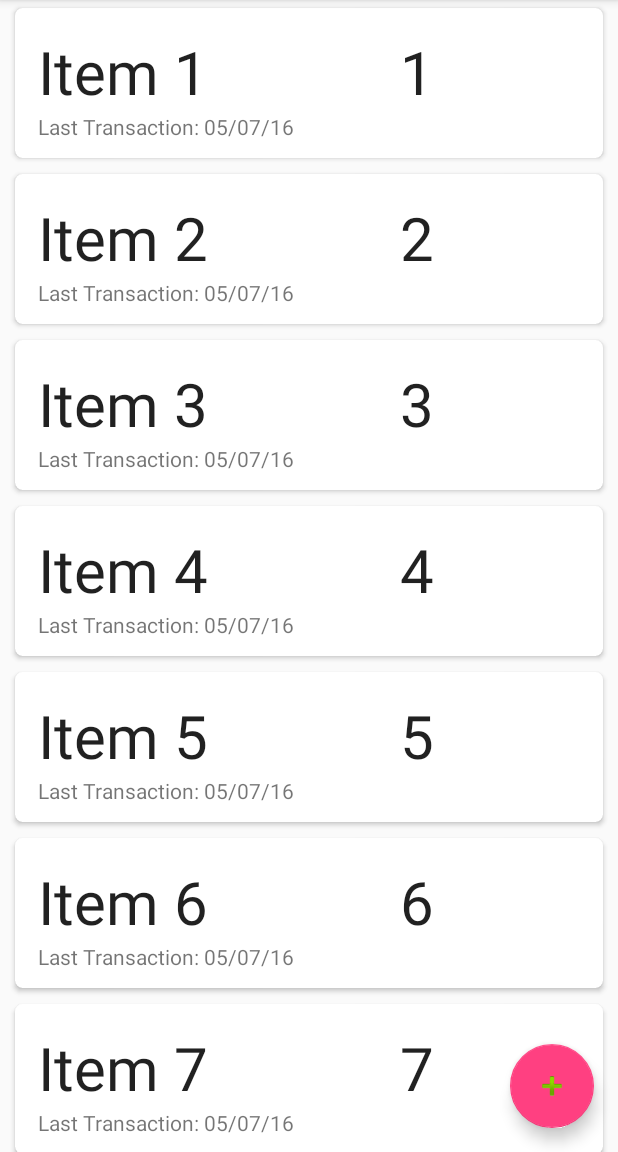
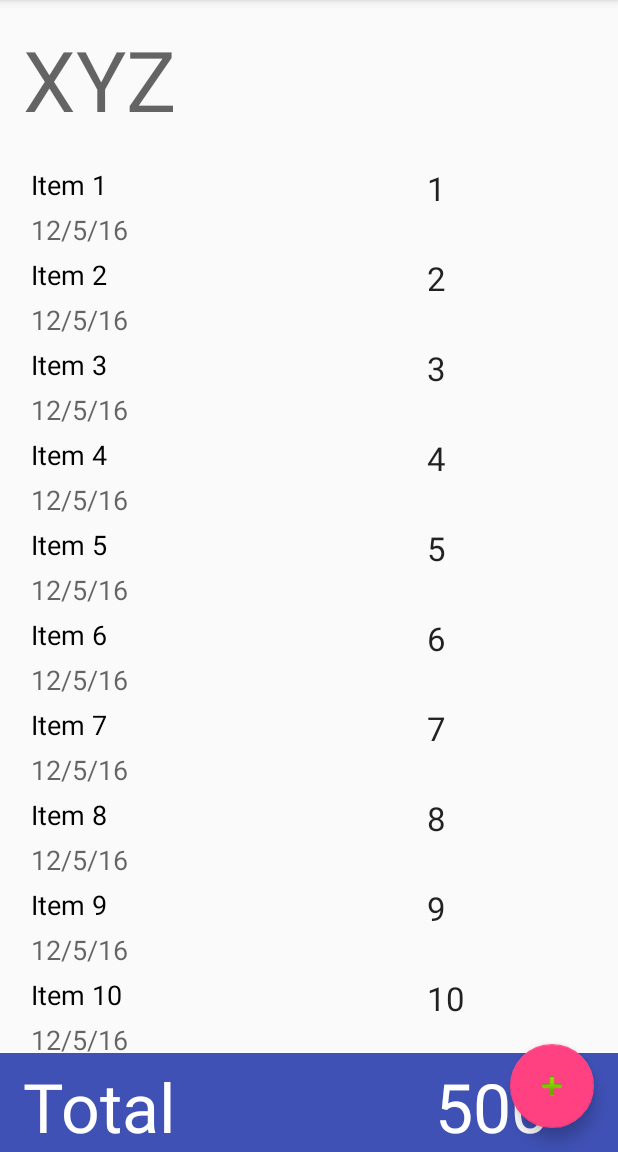
Before and after one commit to gj100596/Hisab, an Android app: the screen it shows after launch (MainActivity), after a tap on an icon or button, on a phone screen of 412 x 824 dp, the part 84-1236 px from its top. Run offline under Robolectric (Android 15) with nearby library versions, the phone set to English and light mode, and no system bars; our stand-ins replace Picasso; pictures from the network do not load.

Commit message:
feat: Added "Detail Fragment and Add Transaction "

```diff
--- a/app/src/main/java/gj/udacity/capstone/hisab/adapter/FeedRecyclerViewAdapter.java
+++ b/app/src/main/java/gj/udacity/capstone/hisab/adapter/FeedRecyclerViewAdapter.java
@@ -1,5 +1,6 @@
 package gj.udacity.capstone.hisab.adapter;
 
+import android.support.v4.app.FragmentActivity;
 import android.support.v7.widget.RecyclerView;
 import android.view.LayoutInflater;
 import android.view.View;
@@ -8,6 +9,7 @@ import android.widget.TextView;
 
 import java.util.List;
 
+import gj.udacity.capstone.hisab.fragment.DetailFragment;
 import gj.udacity.capstone.hisab.R;
 import gj.udacity.capstone.hisab.dummy.DummyContent.DummyItem;
 
@@ -19,17 +21,18 @@ import gj.udacity.capstone.hisab.dummy.DummyContent.DummyItem;
 public class FeedRecyclerViewAdapter extends RecyclerView.Adapter<FeedRecyclerViewAdapter.ViewHolder> {
 
     private final List<DummyItem> mValues;
-    //private final OnListFragmentInteractionListener mListener;
+    private FragmentActivity context;
 
-    public FeedRecyclerViewAdapter(List<DummyItem> items){//}, OnListFragmentInteractionListener listener) {
+    public FeedRecyclerViewAdapter(List<DummyItem> items,FragmentActivity context){//}, OnListFragmentInteractionListener listener) {
         mValues = items;
+        this.context = context;
        // mListener = listener;
     }
 
     @Override
     public ViewHolder onCreateViewHolder(ViewGroup parent, int viewType) {
         View view = LayoutInflater.from(parent.getContext())
-                .inflate(R.layout.cardview_layout, parent, false);
+                .inflate(R.layout.history_list_item, parent, false);
         return new ViewHolder(view);
     }
 
@@ -38,15 +41,16 @@ public class FeedRecyclerViewAdapter extends RecyclerView.Adapter<FeedRecyclerVi
         holder.mItem = mValues.get(position);
         holder.mAmount.setText(mValues.get(position).id);
         holder.mName.setText(mValues.get(position).content);
+        holder.mName.setTag(mValues.get(position).content);
 
         holder.mView.setOnClickListener(new View.OnClickListener() {
             @Override
             public void onClick(View v) {
-               /* if (null != mListener) {
-                    // Notify the active callbacks interface (the activity, if the
-                    // fragment is attached to one) that an item has been selected.
-                    mListener.onListFragmentInteraction(holder.mItem);
-                }*/
+                context.getSupportFragmentManager()
+                        .beginTransaction()
+                        .replace(R.id.feed, DetailFragment.newInstance(holder.mName.getTag().toString()))
+                        .addToBackStack("Details")
+                        .commit();
             }
         });
     }
--- a/app/src/main/java/gj/udacity/capstone/hisab/feedRecyclerViewAdapter.java
+++ /dev/null
@@ -1,71 +0,0 @@
-package gj.udacity.capstone.hisab;
-
-import android.support.v7.widget.RecyclerView;
-import android.view.LayoutInflater;
-import android.view.View;
-import android.view.ViewGroup;
-import android.widget.TextView;
-
-import java.util.List;
-
-import gj.udacity.capstone.hisab.dummy.DummyContent.DummyItem;
-
-/**
- * {@link RecyclerView.Adapter} that can display a {@link DummyItem} and makes a call to the
- * specified { OnListFragmentInteractionListener}.
- * TODO: Replace the implementation with code for your data type.
- */
-public class FeedRecyclerViewAdapter extends RecyclerView.Adapter<FeedRecyclerViewAdapter.ViewHolder> {
-
-    private final List<DummyItem> mValues;
-    //private final OnListFragmentInteractionListener mListener;
-
-    public FeedRecyclerViewAdapter(List<DummyItem> items){//}, OnListFragmentInteractionListener listener) {
-        mValues = items;
-       // mListener = listener;
-    }
-
-    @Override
-    public ViewHolder onCreateViewHolder(ViewGroup parent, int viewType) {
-        View view = LayoutInflater.from(parent.getContext())
-                .inflate(R.layout.cardview_layout, parent, false);
-        return new ViewHolder(view);
-    }
-
-    @Override
-    public void onBindViewHolder(final ViewHolder holder, int position) {
-        holder.mItem = mValues.get(position);
-        holder.mAmount.setText(mValues.get(position).id);
-        holder.mName.setText(mValues.get(position).content);
-
-        holder.mView.setOnClickListener(new View.OnClickListener() {
-            @Override
-            public void onClick(View v) {
-               /* if (null != mListener) {
-                    // Notify the active callbacks interface (the activity, if the
-                    // fragment is attached to one) that an item has been selected.
-                    mListener.onListFragmentInteraction(holder.mItem);
-                }*/
-            }
-        });
-    }
-
-    @Override
-    public int getItemCount() {
-        return mValues.size();
-    }
-
-    public class ViewHolder extends RecyclerView.ViewHolder {
-        public final View mView;
-        public final TextView mName,mAmount,mDate;
-        public DummyItem mItem;
-
-        public ViewHolder(View view) {
-            super(view);
-            mView = view;
-            mName = (TextView) view.findViewById(R.id.name);
-            mAmount = (TextView) view.findViewById(R.id.amount);
-            mDate = (TextView) view.findViewById(R.id.date);
-        }
-    }
-}
--- /dev/null
+++ b/app/src/main/java/gj/udacity/capstone/hisab/fragment/DetailFragment.java
@@ -0,0 +1,54 @@
+package gj.udacity.capstone.hisab.fragment;
+
+import android.os.Bundle;
+import android.support.v4.app.Fragment;
+import android.support.v7.widget.LinearLayoutManager;
+import android.support.v7.widget.RecyclerView;
+import android.view.LayoutInflater;
+import android.view.View;
+import android.view.ViewGroup;
+
+import gj.udacity.capstone.hisab.R;
+import gj.udacity.capstone.hisab.adapter.FeedRecyclerViewAdapter;
+import gj.udacity.capstone.hisab.dummy.DummyContent;
+
+public class DetailFragment extends Fragment {
+
+    private static final String ARG = "item_id";
+
+    private String userID;
+
+    public DetailFragment() {
+        // Required empty public constructor
+    }
+
+
+    public static DetailFragment newInstance(String id){
+        DetailFragment fragment = new DetailFragment();
+        Bundle args = new Bundle();
+        args.putString(ARG, id);
+        fragment.setArguments(args);
+        return fragment;
+    }
+
+    @Override
+    public void onCreate(Bundle savedInstanceState) {
+        super.onCreate(savedInstanceState);
+        if (getArguments() != null) {
+            userID = getArguments().getString(ARG);
+        }
+    }
+
+    @Override
+    public View onCreateView(LayoutInflater inflater, ViewGroup container,
+                             Bundle savedInstanceState) {
+        // Inflate the layout for this fragment
+        View view = inflater.inflate(R.layout.fragment_detail, container, false);
+
+        RecyclerView historyList = (RecyclerView) view.findViewById(R.id.history_list);
+        historyList.setLayoutManager(new LinearLayoutManager(getActivity()));
+        historyList.setAdapter(new FeedRecyclerViewAdapter(DummyContent.ITEMS,getActivity()));
+        return view;
+    }
+
+}
--- a/app/src/main/java/gj/udacity/capstone/hisab/fragment/FeedFragment.java
+++ b/app/src/main/java/gj/udacity/capstone/hisab/fragment/FeedFragment.java
@@ -52,7 +52,8 @@ public class FeedFragment extends Fragment {
             RecyclerView recyclerView = (RecyclerView) view;
             recyclerView.setLayoutManager(new LinearLayoutManager(context));
 
-            recyclerView.setAdapter(new FeedRecyclerViewAdapter(DummyContent.ITEMS));//, mListener));
+            recyclerView.setAdapter(new FeedRecyclerViewAdapter(DummyContent.ITEMS,getActivity()));//, mListener));
+
         }
         return view;
     }
--- a/app/src/main/res/layout/cardview_layout.xml
+++ b/app/src/main/res/layout/cardview_layout.xml
@@ -32,7 +32,6 @@
                 android:layout_width="match_parent"
                 android:layout_height="wrap_content"
                 android:layout_weight="1"
-
                 android:text="XYZ"
                 android:textAppearance="@style/Base.TextAppearance.AppCompat.Large"
                 android:textSize="40sp" />
--- /dev/null
+++ b/app/src/main/res/layout/fragment_detail.xml
@@ -0,0 +1,55 @@
+<RelativeLayout xmlns:android="http://schemas.android.com/apk/res/android"
+    xmlns:tools="http://schemas.android.com/tools"
+    android:layout_width="match_parent"
+    android:layout_height="match_parent"
+    tools:context="gj.udacity.capstone.hisab.fragment.DetailFragment">
+
+    <LinearLayout
+        android:orientation="vertical"
+        android:layout_width="match_parent"
+        android:layout_height="match_parent">
+
+    <TextView
+        android:text="XYZ"
+        android:layout_width="match_parent"
+        android:layout_height="wrap_content"
+        android:id="@+id/history_name"
+        android:textAppearance="@android:style/TextAppearance.Material.Display3"
+        android:padding="15dp" />
+
+    <android.support.v7.widget.RecyclerView
+        android:id="@+id/history_list"
+        android:layout_width="match_parent"
+        android:layout_height="wrap_content"
+        tools:listitem="@layout/history_list_item"/>
+    </LinearLayout>
+
+    <LinearLayout
+        android:orientation="horizontal"
+        android:layout_width="match_parent"
+        android:layout_height="wrap_content"
+        android:weightSum="3"
+        android:background="@color/colorPrimary"
+        android:layout_alignParentBottom="true">
+
+        <TextView
+            android:layout_weight="2"
+            android:layout_width="0dp"
+            android:paddingLeft="15dp"
+            android:textColor="#FFFFFF"
+            android:paddingTop="5dp"
+            android:textAppearance="@android:style/TextAppearance.Material.Display2"
+            android:layout_height="wrap_content"
+            android:text="Total"/>
+        <TextView
+            android:layout_weight="1"
+            android:layout_width="0dp"
+            android:layout_height="wrap_content"
+            android:paddingLeft="15dp"
+            android:paddingTop="5dp"
+            android:textColor="#FFFFFF"
+            android:textAppearance="@android:style/TextAppearance.Material.Display2"
+            android:text="500"/>
+    </LinearLayout>
+
+</RelativeLayout>
--- /dev/null
+++ b/app/src/main/res/layout/history_list_item.xml
@@ -0,0 +1,46 @@
+<?xml version="1.0" encoding="utf-8"?>
+<LinearLayout xmlns:android="http://schemas.android.com/apk/res/android"
+    android:layout_width="match_parent"
+    android:layout_height="wrap_content"
+    android:orientation="horizontal"
+    android:layout_marginLeft="15dp"
+    android:layout_marginStart="15dp"
+    android:weightSum="3">
+
+    <LinearLayout
+        android:layout_width="0dp"
+        android:layout_height="wrap_content"
+        android:layout_weight="2"
+        android:orientation="vertical"
+        android:weightSum="3">
+
+        <TextView
+            android:padding="5dp"
+            android:text="Breakfast"
+            android:layout_width="wrap_content"
+            android:layout_height="0dp"
+            android:layout_weight="2"
+            android:id="@+id/name"
+            android:textColor="#000000"
+            android:textAppearance="@android:style/TextAppearance.Material.Medium" />
+
+        <TextView
+            android:id="@+id/date"
+            android:paddingLeft="5dp"
+            android:text="12/5/16"
+            android:layout_width="wrap_content"
+            android:layout_height="0dp"
+            android:layout_weight="1"
+            android:textAppearance="@android:style/TextAppearance.Material.Medium" />
+    </LinearLayout>
+
+    <TextView
+        android:id="@+id/amount"
+        android:text="500"
+        android:padding="5dp"
+        android:layout_weight="1"
+        android:layout_width="0dp"
+        android:layout_height="wrap_content"
+        android:textAppearance="@android:style/TextAppearance.Material.Large" />
+
+</LinearLayout>
```
Also changed, not shown: app/src/main/java/gj/udacity/capstone/hisab/activity/MainActivity.java (+11 -10 lines), app/src/main/java/gj/udacity/capstone/hisab/fragment/AddSliderFragment.java (added, +105 -0 lines), app/src/main/res/layout/add_transaction.xml (added, +88 -0 lines), app/src/main/res/values-v21/styles.xml (+0 -7 lines), app/src/main/res/values/strings.xml (+10 -0 lines), app/src/main/res/values/styles.xml (+0 -13 lines).
